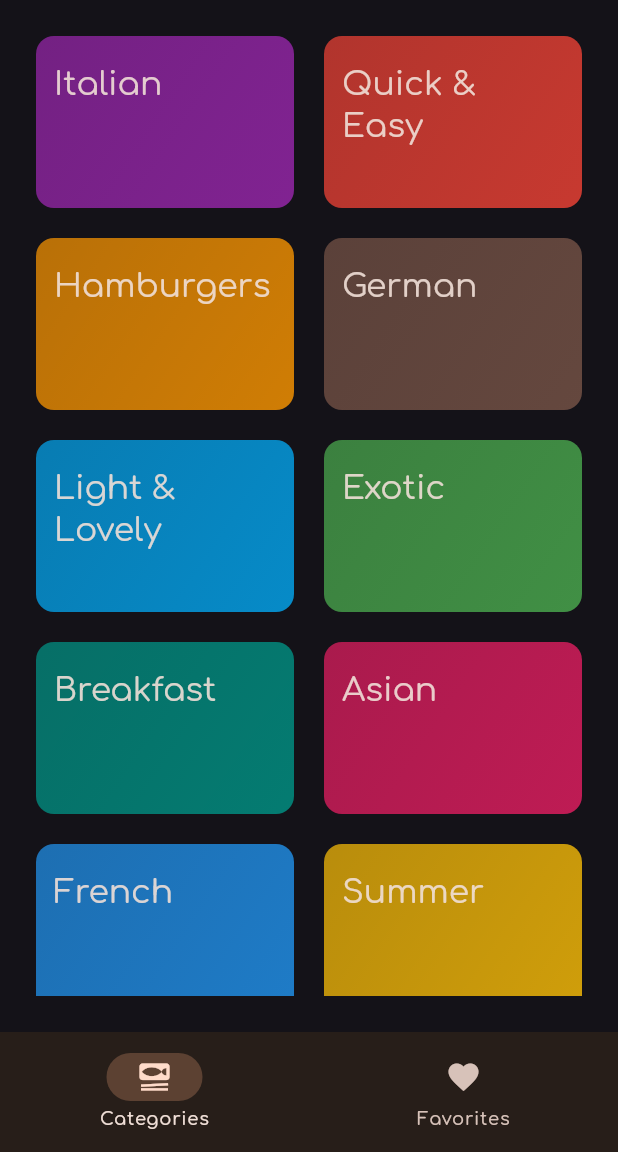
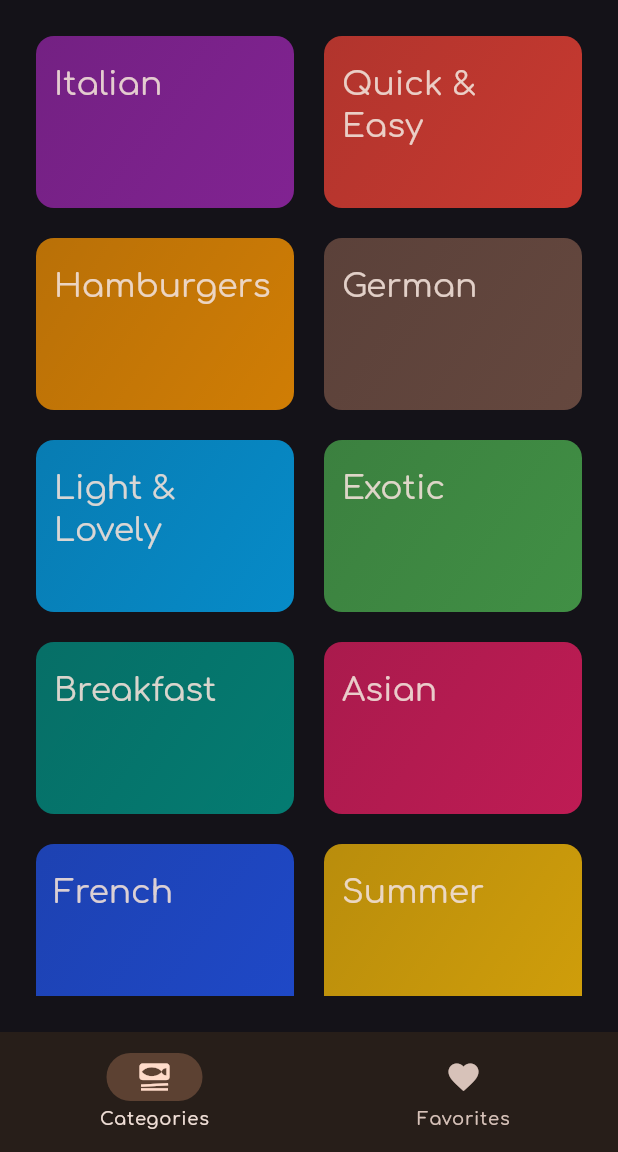
Before and after one commit to cocahonka/flutter-training-enhanced-meals, a Flutter app: the screen it shows after launch, on a phone screen of 412 x 824 dp, the part 84-1236 px from its top. Run offline on Flutter 3.47's test engine with Material 3 defaults, Android fonts, the phone set to English and light mode, and no system bars; our stand-ins replace google_fonts, transparent_image.

Commit message:
change color in categories scope

```diff
--- a/lib/scopes/categories_scope.dart
+++ b/lib/scopes/categories_scope.dart
@@ -27,7 +27,7 @@ class _CategoriesScopeState extends State<CategoriesScope> {
         Category(title: 'Exotic', color: Colors.green, id: 'c6'),
         Category(title: 'Breakfast', color: Colors.teal, id: 'c7'),
         Category(title: 'Asian', color: Colors.pink, id: 'c8'),
-        Category(title: 'French', color: Colors.blue, id: 'c9'),
+        Category(title: 'French', color: Color.fromARGB(255, 33, 86, 243), id: 'c9'),
         Category(title: 'Summer', color: Colors.amber, id: 'c10'),
       ],
       child: widget.child,
```
